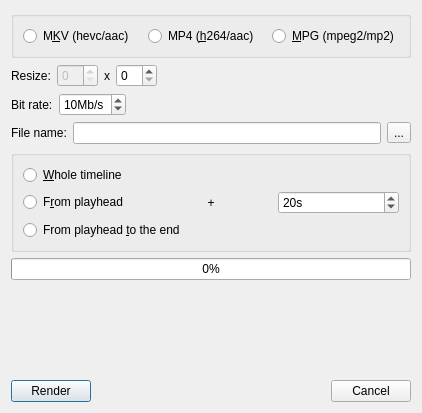
Above: app/ui/render.ui from hftom/MachinTruc before the change. Below: the same form after it.
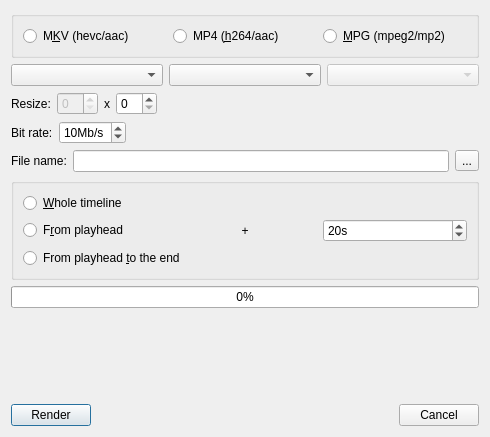
That is the form after the change. Icons and pictures are not drawn.

```diff
--- a/app/ui/render.ui
+++ b/app/ui/render.ui
@@ -6,32 +6,24 @@
    <rect>
     <x>0</x>
     <y>0</y>
-    <width>422</width>
-    <height>413</height>
+    <width>490</width>
+    <height>437</height>
    </rect>
   </property>
   <property name="windowTitle">
    <string>Rendering</string>
   </property>
-  <layout class="QGridLayout" name="gridLayout_3">
+  <layout class="QGridLayout" name="gridLayout_4">
    <item row="0" column="0">
     <layout class="QVBoxLayout" name="verticalLayout">
      <item>
+      <layout class="QGridLayout" name="gridLayout_3">
+       <item row="0" column="0" colspan="3">
       <widget class="QGroupBox" name="videoCodecGroupBox">
        <property name="title">
         <string/>
        </property>
        <layout class="QGridLayout" name="gridLayout_2">
-        <item row="0" column="1">
-         <widget class="QRadioButton" name="h264RadBtn">
-          <property name="text">
-           <string>MP4 (&amp;h264/aac)</string>
-          </property>
-          <attribute name="buttonGroup">
-           <string notr="true">buttonGroup</string>
-          </attribute>
-         </widget>
-        </item>
         <item row="0" column="2">
          <widget class="QRadioButton" name="mpeg2RadBtn">
           <property name="text">
@@ -52,8 +44,33 @@
           </attribute>
          </widget>
         </item>
-       </layout>
-      </widget>
+          <item row="0" column="1">
+           <widget class="QRadioButton" name="h264RadBtn">
+            <property name="text">
+             <string>MP4 (&amp;h264/aac)</string>
+            </property>
+            <attribute name="buttonGroup">
+             <string notr="true">buttonGroup</string>
+            </attribute>
+           </widget>
+          </item>
+         </layout>
+        </widget>
+       </item>
+       <item row="1" column="0">
+        <widget class="QComboBox" name="hevcCodecCb"/>
+       </item>
+       <item row="1" column="1">
+        <widget class="QComboBox" name="h264CodecCb"/>
+       </item>
+       <item row="1" column="2">
+        <widget class="QComboBox" name="mpegCodecCb">
+         <property name="enabled">
+          <bool>false</bool>
+         </property>
+        </widget>
+       </item>
+      </layout>
      </item>
      <item>
       <layout class="QHBoxLayout" name="horizontalLayout_5">
```
Lines whose indentation alone changed are shown as unchanged.
